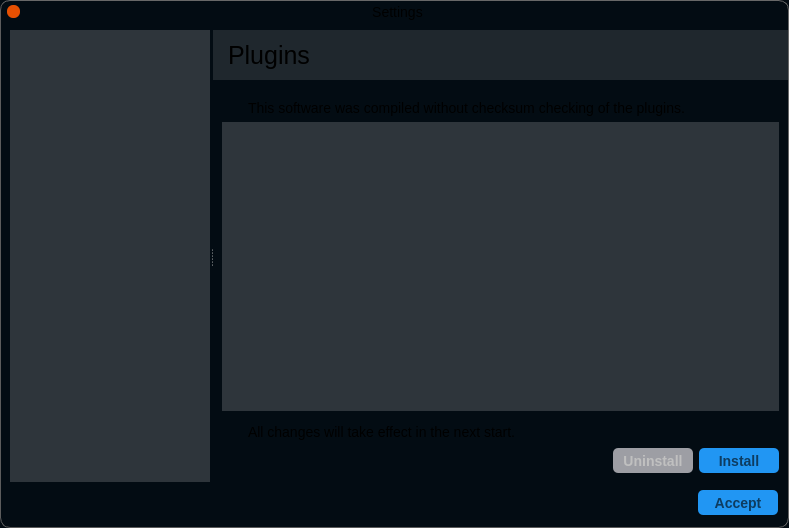
Qt form Centaur/ui/SettingsDialog.ui (519984307/Centaur) before a commit.
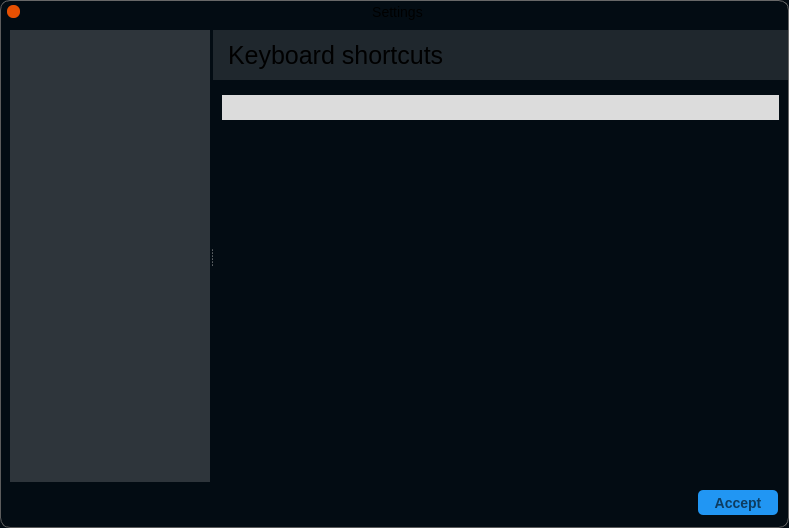
The same form after that commit. Icons and pictures are not drawn. Custom widgets are drawn as their Qt base class.

Commit message: Move the settings page to different source files. This behavior will probably change in the future to separate the pages into different widget classes

Diff of the .ui file:
```diff
--- a/Centaur/ui/SettingsDialog.ui
+++ b/Centaur/ui/SettingsDialog.ui
@@ -608,7 +608,7 @@
 </string>
                </property>
                <property name="currentIndex">
-                <number>2</number>
+                <number>3</number>
                </property>
                <widget class="QWidget" name="sessionPage">
                 <property name="styleSheet">
@@ -1520,6 +1520,130 @@
                  </item>
                 </layout>
                </widget>
+               <widget class="QWidget" name="shortcutsPage">
+                <layout class="QVBoxLayout" name="verticalLayout_17">
+                 <property name="leftMargin">
+                  <number>0</number>
+                 </property>
+                 <property name="topMargin">
+                  <number>0</number>
+                 </property>
+                 <property name="rightMargin">
+                  <number>0</number>
+                 </property>
+                 <property name="bottomMargin">
+                  <number>0</number>
+                 </property>
+                 <item>
+                  <widget class="QFrame" name="shorcutHeaderFrame">
+                   <property name="minimumSize">
+                    <size>
+                     <width>0</width>
+                     <height>50</height>
+                    </size>
+                   </property>
+                   <property name="maximumSize">
+                    <size>
+                     <width>16777215</width>
+                     <height>50</height>
+                    </size>
+                   </property>
+                   <property name="baseSize">
+                    <size>
+                     <width>0</width>
+                     <height>0</height>
+                    </size>
+                   </property>
+                   <property name="styleSheet">
+                    <string notr="true">QFrame{
+background-color: rgb(31,39,45);
+}</string>
+                   </property>
+                   <property name="frameShape">
+                    <enum>QFrame::StyledPanel</enum>
+                   </property>
+                   <property name="frameShadow">
+                    <enum>QFrame::Raised</enum>
+                   </property>
+                   <layout class="QVBoxLayout" name="verticalLayout_16">
+                    <property name="leftMargin">
+                     <number>0</number>
+                    </property>
+                    <property name="topMargin">
+                     <number>0</number>
+                    </property>
+                    <property name="rightMargin">
+                     <number>0</number>
+                    </property>
+                    <property name="bottomMargin">
+                     <number>0</number>
+                    </property>
+                    <item>
+                     <widget class="QLabel" name="shortcutLabel">
+                      <property name="styleSheet">
+                       <string notr="true">QLabel{
+font-size:  25px;
+}</string>
+                      </property>
+                      <property name="text">
+                       <string>Keyboard shortcuts</string>
+                      </property>
+                      <property name="indent">
+                       <number>15</number>
+                      </property>
+                     </widget>
+                    </item>
+                   </layout>
+                  </widget>
+                 </item>
+                 <item>
+                  <widget class="QFrame" name="shortcutFrame">
+                   <property name="styleSheet">
+                    <string notr="true">QFrame{
+	background: transparent;
+}</string>
+                   </property>
+                   <property name="frameShape">
+                    <enum>QFrame::StyledPanel</enum>
+                   </property>
+                   <property name="frameShadow">
+                    <enum>QFrame::Raised</enum>
+                   </property>
+                   <layout class="QVBoxLayout" name="verticalLayout_15">
+                    <item>
+                     <widget class="CENTAUR_NAMESPACE::SearchLineEdit" name="shortcutSearch">
+                      <property name="styleSheet">
+                       <string notr="true">QLineEdit{
+border: 0px;
+color: black;
+background-color: rgb(220,220,220);
+border-radius:  0px;
+min-height: 25px;
+padding: 0 0 0 5;
+}
+
+
+QLineEdit:hover{
+background-color:  rgb(232,232,232);
+border: 2px solid #339ef4
+}
+
+QLineEdit:focus{
+background-color:  rgb(240,240,240);
+border: 2px solid #56aff6;
+}
+</string>
+                      </property>
+                     </widget>
+                    </item>
+                    <item>
+                     <widget class="QTreeView" name="treeView"/>
+                    </item>
+                   </layout>
+                  </widget>
+                 </item>
+                </layout>
+               </widget>
               </widget>
              </widget>
             </item>
```
The commit also changes 7 other files.
